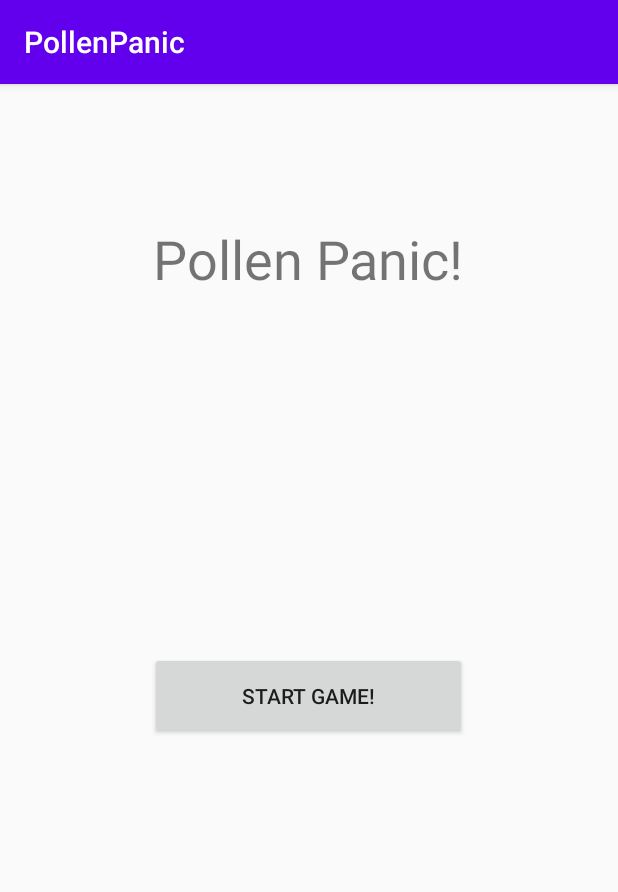
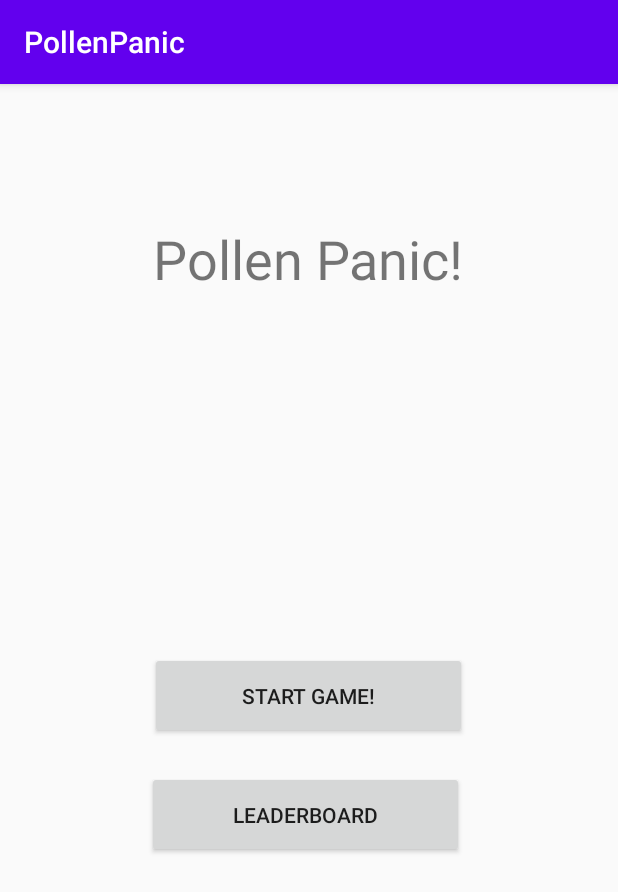
Before and after one commit to LiamSutton/pollen-panic-android, an Android app: the screen it shows after launch (MainActivity), on a phone screen of 412 x 824 dp. Shown: the top 892 px of the screen. Run offline under Robolectric (Android 15) with nearby library versions, the phone set to English and light mode, and no system bars.

```diff
--- /dev/null
+++ b/app/src/main/java/com/ls/pollenpanic/CustomAdapter.java
@@ -0,0 +1,4 @@
+package com.ls.pollenpanic;
+
+public class CustomAdapter {
+}
--- a/app/src/main/res/layout/fragment_main_menu.xml
+++ b/app/src/main/res/layout/fragment_main_menu.xml
@@ -31,4 +31,16 @@
         app:layout_constraintStart_toStartOf="parent"
         app:layout_constraintTop_toBottomOf="@+id/main_menu_tv"
         app:layout_constraintVertical_bias="0.418" />
+
+    <Button
+        android:id="@+id/leaderboard_btn"
+        android:layout_width="211dp"
+        android:layout_height="58dp"
+        android:text="Leaderboard"
+        app:layout_constraintBottom_toBottomOf="parent"
+        app:layout_constraintEnd_toEndOf="parent"
+        app:layout_constraintHorizontal_bias="0.49"
+        app:layout_constraintStart_toStartOf="parent"
+        app:layout_constraintTop_toBottomOf="@+id/start_game_btn"
+        app:layout_constraintVertical_bias="0.078" />
 </androidx.constraintlayout.widget.ConstraintLayout>
--- a/app/src/main/res/navigation/nav_graph.xml
+++ b/app/src/main/res/navigation/nav_graph.xml
@@ -13,6 +13,9 @@
         <action
             android:id="@+id/action_mainMenuFragment_to_gameFragment"
             app:destination="@id/gameFragment" />
+        <action
+            android:id="@+id/action_mainMenuFragment_to_leaderboardFragment"
+            app:destination="@id/leaderboardFragment" />
     </fragment>
     <fragment
         android:id="@+id/gameFragment"
@@ -35,4 +38,9 @@
             android:id="@+id/action_gameOverFragment_to_mainMenuFragment"
             app:destination="@id/mainMenuFragment" />
     </fragment>
+    <fragment
+        android:id="@+id/leaderboardFragment"
+        android:name="com.ls.pollenpanic.leaderboardFragment"
+        android:label="fragment_leaderboard"
+        tools:layout="@layout/fragment_leaderboard" />
 </navigation>
```
Also changed, not shown: app/src/main/java/com/ls/pollenpanic/leaderboardFragment.java (added, +64 -0 lines), app/src/main/res/layout/fragment_leaderboard.xml (added, +14 -0 lines), app/src/main/res/layout/my_row.xml (added, +48 -0 lines).
